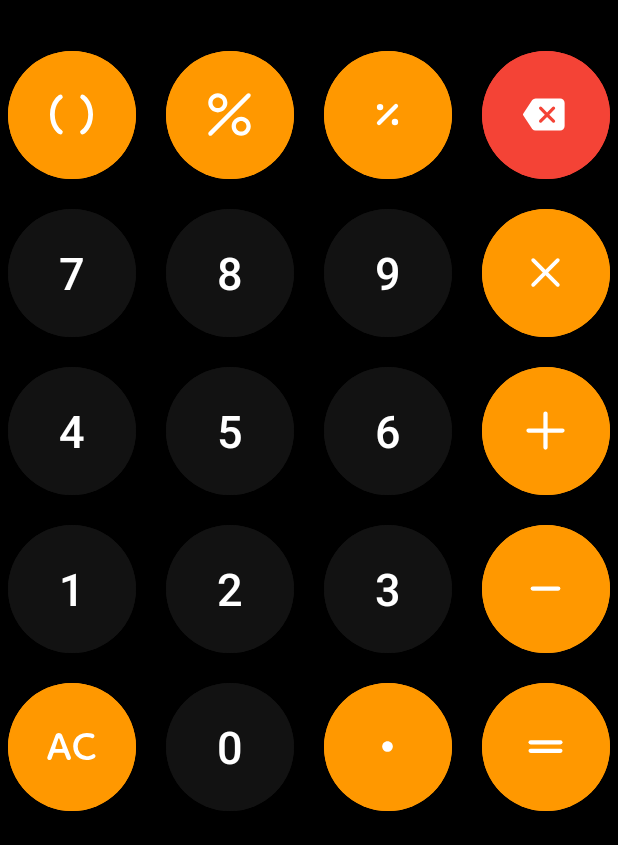
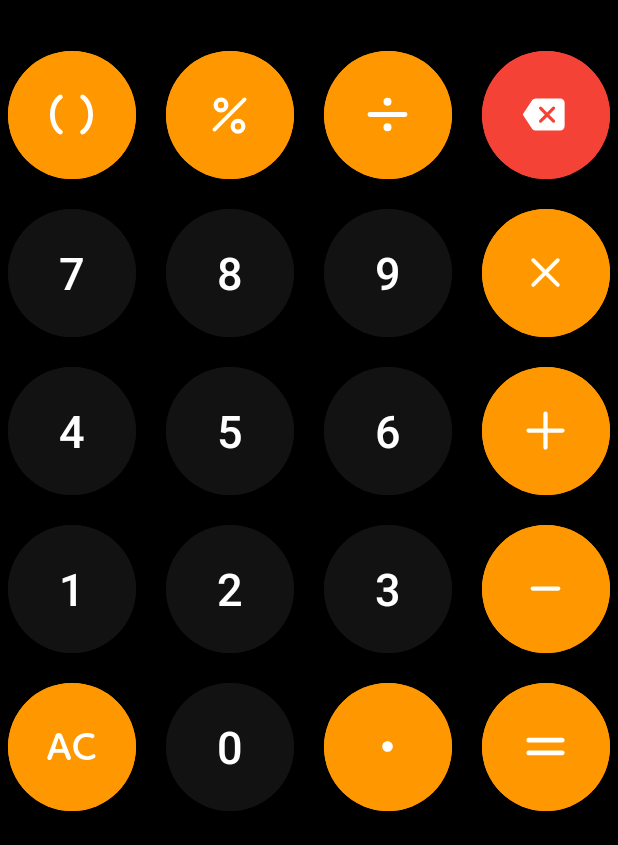
Before and after one commit to shaadowapp/1calculator, an Android app: the screen it shows after launch (MainActivity), on a phone screen of 412 x 824 dp. Shown: the part 386-1231 px from the top of the screen. Run offline under Robolectric (Android 15) with nearby library versions, the phone set to English and light mode, and no system bars.

Commit message:
modify icons

```diff
--- a/app/src/main/res/drawable/ic_divide.xml
+++ b/app/src/main/res/drawable/ic_divide.xml
@@ -1,9 +1,9 @@
-<vector xmlns:android="http://schemas.android.com/apk/res/android" android:height="60dp" android:viewportHeight="24" android:viewportWidth="24" android:width="60dp">
+<vector xmlns:android="http://schemas.android.com/apk/res/android" android:height="48dp" android:viewportHeight="256" android:viewportWidth="256" android:width="48dp">
 
-    <path android:fillColor="#00000000" android:pathData="M8,16L16,8" android:strokeColor="#fff" android:strokeLineCap="round" android:strokeLineJoin="round" android:strokeWidth="2"/>
+    <path android:fillColor="#00000000" android:pathData="M40,128L216,128" android:strokeColor="#FFF" android:strokeLineCap="round" android:strokeLineJoin="round" android:strokeWidth="24"/>
 
-    <path android:fillColor="#fff" android:pathData="M15.5,15.5m-1.5,0a1.5,1.5 0,1 1,3 0a1.5,1.5 0,1 1,-3 0"/>
+    <path android:fillColor="#FFF" android:pathData="M128,64m-20,0a20,20 0,1 1,40 0a20,20 0,1 1,-40 0"/>
 
-    <path android:fillColor="#fff" android:pathData="M8.5,8.5m-1.5,0a1.5,1.5 0,1 1,3 0a1.5,1.5 0,1 1,-3 0"/>
+    <path android:fillColor="#FFF" android:pathData="M128,192m-20,0a20,20 0,1 1,40 0a20,20 0,1 1,-40 0"/>
 
 </vector>
--- a/app/src/main/res/drawable/ic_equals.xml
+++ b/app/src/main/res/drawable/ic_equals.xml
@@ -1,7 +1,5 @@
-<vector xmlns:android="http://schemas.android.com/apk/res/android" android:height="60dp" android:viewportHeight="24" android:viewportWidth="24" android:width="60dp">
+<vector xmlns:android="http://schemas.android.com/apk/res/android" android:height="48dp" android:viewportHeight="16" android:viewportWidth="16" android:width="48dp">
 
-    <path android:fillColor="#00000000" android:pathData="M5,10H19" android:strokeColor="#fff" android:strokeLineCap="round" android:strokeLineJoin="round" android:strokeWidth="2"/>
-
-    <path android:fillColor="#00000000" android:pathData="M5,14H19" android:strokeColor="#fff" android:strokeLineCap="round" android:strokeLineJoin="round" android:strokeWidth="2"/>
+    <path android:fillColor="#fff" android:pathData="M2.75,9.25L13.25,9.25C13.664,9.25 14,9.586 14,10C14,10.38 13.718,10.693 13.352,10.743L13.25,10.75L2.75,10.75C2.336,10.75 2,10.414 2,10C2,9.62 2.282,9.307 2.648,9.257L2.75,9.25L13.25,9.25L2.75,9.25ZM2.75,5.25L13.25,5.25C13.664,5.25 14,5.586 14,6C14,6.38 13.718,6.693 13.352,6.743L13.25,6.75L2.75,6.75C2.336,6.75 2,6.414 2,6C2,5.62 2.282,5.307 2.648,5.257L2.75,5.25L13.25,5.25L2.75,5.25Z"/>
 
 </vector>
--- a/app/src/main/res/drawable/ic_percent.xml
+++ b/app/src/main/res/drawable/ic_percent.xml
@@ -1,9 +1,5 @@
-<vector xmlns:android="http://schemas.android.com/apk/res/android" android:height="60dp" android:viewportHeight="24" android:viewportWidth="24" android:width="60dp">
+<vector xmlns:android="http://schemas.android.com/apk/res/android" android:height="48dp" android:viewportHeight="24" android:viewportWidth="24" android:width="48dp">
 
-    <path android:fillColor="#fff" android:pathData="M21.707,3.707C22.098,3.317 22.098,2.683 21.707,2.293C21.317,1.902 20.683,1.902 20.293,2.293L2.293,20.293C1.902,20.683 1.902,21.317 2.293,21.707C2.683,22.098 3.317,22.098 3.707,21.707L21.707,3.707Z"/>
-
-    <path android:fillColor="#fff" android:fillType="evenOdd" android:pathData="M11,6.5C11,8.985 8.985,11 6.5,11C4.015,11 2,8.985 2,6.5C2,4.015 4.015,2 6.5,2C8.985,2 11,4.015 11,6.5ZM4.007,6.5C4.007,7.877 5.123,8.993 6.5,8.993C7.877,8.993 8.993,7.877 8.993,6.5C8.993,5.123 7.877,4.007 6.5,4.007C5.123,4.007 4.007,5.123 4.007,6.5Z"/>
-
-    <path android:fillColor="#fff" android:fillType="evenOdd" android:pathData="M22,17.5C22,19.985 19.985,22 17.5,22C15.015,22 13,19.985 13,17.5C13,15.015 15.015,13 17.5,13C19.985,13 22,15.015 22,17.5ZM15.007,17.5C15.007,18.877 16.123,19.993 17.5,19.993C18.877,19.993 19.993,18.877 19.993,17.5C19.993,16.123 18.877,15.007 17.5,15.007C16.123,15.007 15.007,16.123 15.007,17.5Z"/>
+    <path android:fillColor="#FFFFFF" android:pathData="M8,11a3.5,3.5 0,1 0,-3.5 -3.5A3.5,3.5 0,0 0,8 11zM8,6a1.5,1.5 0,1 1,-1.5 1.5A1.5,1.5 0,0 1,8 6zM16,14a3.5,3.5 0,1 0,3.5 3.5A3.5,3.5 0,0 0,16 14zM16,19a1.5,1.5 0,1 1,1.5 -1.5A1.5,1.5 0,0 1,16 19zM19.74,4.26a0.89,0.89 0,0 0,-1.26 0L4.26,18.48a0.91,0.91 0,0 0,-0.26 0.63,0.89 0.89,0 0,0 1.52,0.63L19.74,5.52a0.89,0.89 0,0 0,0 -1.26z"/>
 
 </vector>
```
